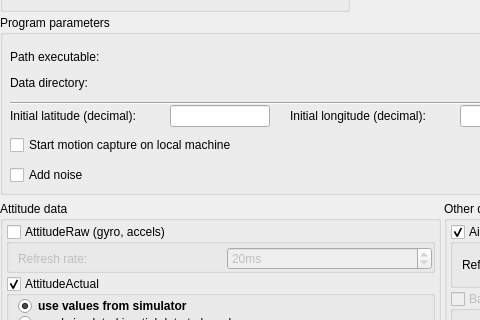
Before: the Qt Designer form ground/openpilotgcs/src/plugins/motioncapture/mocapoptionspage.ui in TauLabs/TauLabs, drawn with Qt 5; both pictures show x 0 to 480 and y 113 to 433 of the 885 by 741 pixel window.
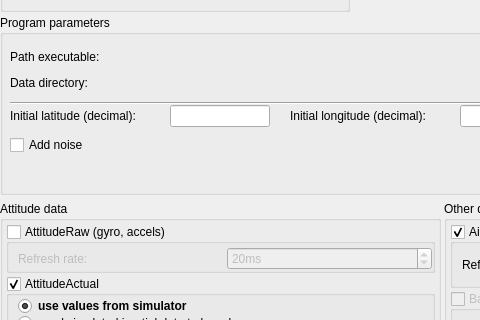
After: the same form once the commit is applied. Custom widgets are drawn as their Qt base class.

```diff
--- a/ground/openpilotgcs/src/plugins/motioncapture/mocapoptionspage.ui
+++ b/ground/openpilotgcs/src/plugins/motioncapture/mocapoptionspage.ui
@@ -319,27 +319,11 @@
        <string>Path executable:</string>
       </property>
      </widget>
-     <widget class="QCheckBox" name="startExport">
-      <property name="geometry">
-       <rect>
-        <x>10</x>
-        <y>120</y>
-        <width>229</width>
-        <height>20</height>
-       </rect>
-      </property>
-      <property name="toolTip">
-       <string>Check this box to start the simulator on the local computer</string>
-      </property>
-      <property name="text">
-       <string>Start motion capture on local machine</string>
-      </property>
-     </widget>
      <widget class="QCheckBox" name="noiseCheckBox">
       <property name="geometry">
        <rect>
         <x>10</x>
-        <y>150</y>
+        <y>120</y>
         <width>89</width>
         <height>20</height>
        </rect>
```
